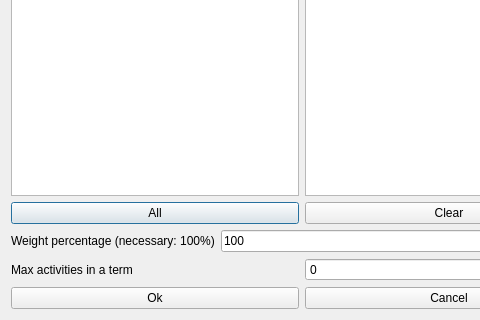
vonmecheln/fet, file fet/src/interface/modifyconstraintactivitiesmaxinatermform_template.ui: the form before one commit; both pictures show x 0 to 480 and y 226 to 546 of the 604 by 546 pixel window.
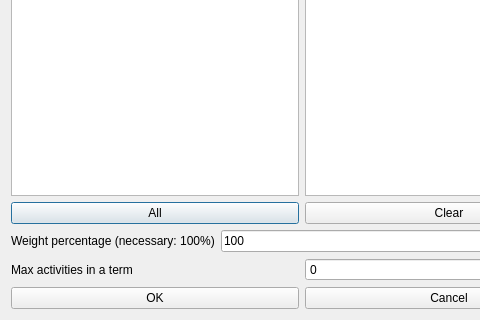
The form after the commit.

The edit to the form file:
```diff
--- a/fet/src/interface/modifyconstraintactivitiesmaxinatermform_template.ui
+++ b/fet/src/interface/modifyconstraintactivitiesmaxinatermform_template.ui
@@ -149,7 +149,7 @@
      <item>
       <widget class="QPushButton" name="okPushButton">
        <property name="text">
-        <string>Ok</string>
+        <string>OK</string>
        </property>
       </widget>
      </item>
```
